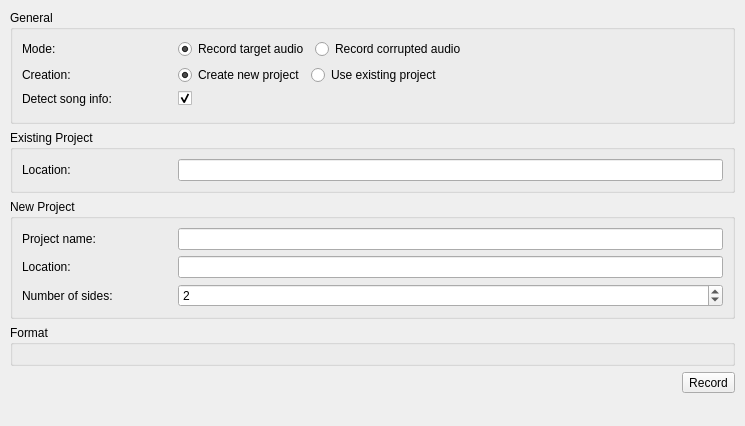
Before: the Qt Designer form code/interface/vimainwindow/forms/viprojectrecordingwidget.ui in visore/Visore, drawn with Qt 5.
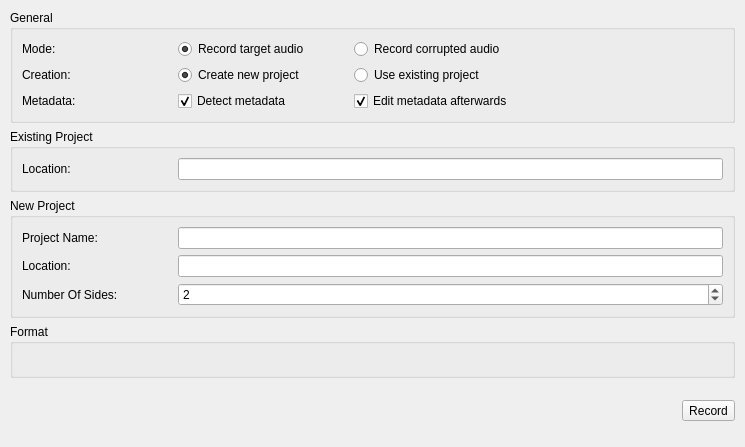
After: the same form once the commit is applied. Custom widgets are drawn as their Qt base class.

Commit message: Bug in audio coder (encode to file) fixed. Some other updates/fixes too.

What changed in the file:
```diff
--- a/code/interface/vimainwindow/forms/viprojectrecordingwidget.ui
+++ b/code/interface/vimainwindow/forms/viprojectrecordingwidget.ui
@@ -7,7 +7,7 @@
     <x>0</x>
     <y>0</y>
     <width>745</width>
-    <height>426</height>
+    <height>447</height>
    </rect>
   </property>
   <property name="maximumSize">
@@ -22,7 +22,7 @@
   <property name="styleSheet">
    <string/>
   </property>
-  <layout class="QFormLayout" name="formLayout">
+  <layout class="QGridLayout" name="gridLayout">
    <property name="leftMargin">
     <number>10</number>
    </property>
@@ -35,7 +35,275 @@
    <property name="bottomMargin">
     <number>10</number>
    </property>
-   <item row="2" column="0" colspan="2">
+   <item row="0" column="0">
+    <widget class="QGroupBox" name="groupBox_4">
+     <property name="title">
+      <string>General</string>
+     </property>
+     <layout class="QGridLayout" name="gridLayout_6">
+      <item row="4" column="0">
+       <widget class="QLabel" name="label_7">
+        <property name="minimumSize">
+         <size>
+          <width>150</width>
+          <height>0</height>
+         </size>
+        </property>
+        <property name="maximumSize">
+         <size>
+          <width>150</width>
+          <height>16777215</height>
+         </size>
+        </property>
+        <property name="text">
+         <string>Metadata:</string>
+        </property>
+       </widget>
+      </item>
+      <item row="2" column="0">
+       <widget class="QLabel" name="label_5">
+        <property name="minimumSize">
+         <size>
+          <width>150</width>
+          <height>0</height>
+         </size>
+        </property>
+        <property name="maximumSize">
+         <size>
+          <width>150</width>
+          <height>16777215</height>
+         </size>
+        </property>
+        <property name="text">
+         <string>Mode:</string>
+        </property>
+       </widget>
+      </item>
+      <item row="3" column="0">
+       <widget class="QLabel" name="label_6">
+        <property name="minimumSize">
+         <size>
+          <width>150</width>
+          <height>0</height>
+         </size>
+        </property>
+        <property name="maximumSize">
+         <size>
+          <width>150</width>
+          <height>16777215</height>
+         </size>
+        </property>
+        <property name="text">
+         <string>Creation:</string>
+        </property>
+       </widget>
+      </item>
+      <item row="4" column="1" colspan="2">
+       <widget class="QWidget" name="widget_4" native="true">
+        <layout class="QFormLayout" name="formLayout">
+         <property name="leftMargin">
+          <number>0</number>
+         </property>
+         <property name="topMargin">
+          <number>0</number>
+         </property>
+         <property name="rightMargin">
+          <number>0</number>
+         </property>
+         <property name="bottomMargin">
+          <number>0</number>
+         </property>
+         <item row="0" column="0">
+          <widget class="QCheckBox" name="detectBox">
+           <property name="sizePolicy">
+            <sizepolicy hsizetype="Minimum" vsizetype="Fixed">
+             <horstretch>0</horstretch>
+             <verstretch>0</verstretch>
+            </sizepolicy>
+           </property>
+           <property name="minimumSize">
+            <size>
+             <width>170</width>
+             <height>0</height>
+            </size>
+           </property>
+           <property name="text">
+            <string>Detect metadata</string>
+           </property>
+           <property name="checked">
+            <bool>true</bool>
+           </property>
+          </widget>
+         </item>
+         <item row="0" column="1">
+          <widget class="QCheckBox" name="editBox">
+           <property name="minimumSize">
+            <size>
+             <width>0</width>
+             <height>0</height>
+            </size>
+           </property>
+           <property name="maximumSize">
+            <size>
+             <width>16777215</width>
+             <height>16777215</height>
+            </size>
+           </property>
+           <property name="text">
+            <string>Edit metadata afterwards</string>
+           </property>
+           <property name="checked">
+            <bool>true</bool>
+           </property>
+          </widget>
+         </item>
+        </layout>
+       </widget>
+      </item>
+      <item row="2" column="1" colspan="2">
+       <widget class="QWidget" name="widget" native="true">
+        <layout class="QFormLayout" name="formLayout_4">
+         <property name="leftMargin">
+          <number>0</number>
+         </property>
+         <property name="topMargin">
+          <number>0</number>
+         </property>
+         <property name="rightMargin">
+          <number>0</number>
+         </property>
+         <property name="bottomMargin">
+          <number>0</number>
+         </property>
+         <item row="0" column="0">
+          <widget class="QRadioButton" name="targetRadioButton">
+           <property name="sizePolicy">
+            <sizepolicy hsizetype="Fixed" vsizetype="Fixed">
+             <horstretch>0</horstretch>
+             <verstretch>0</verstretch>
+            </sizepolicy>
+           </property>
+           <property name="minimumSize">
+            <size>
+             <width>170</width>
+             <height>0</height>
+            </size>
+           </property>
+           <property name="text">
+            <string>Record target audio</string>
+           </property>
+           <property name="checked">
+            <bool>true</bool>
+           </property>
+          </widget>
+         </item>
+         <item row="0" column="1">
+          <widget class="QRadioButton" name="corruptedRadioButton">
+           <property name="text">
+            <string>Record corrupted audio</string>
+           </property>
+          </widget>
+         </item>
+        </layout>
+       </widget>
+      </item>
+      <item row="3" column="1" colspan="2">
+       <widget class="QWidget" name="widget_2" native="true">
+        <layout class="QFormLayout" name="formLayout_3">
+         <property name="fieldGrowthPolicy">
+          <enum>QFormLayout::AllNonFixedFieldsGrow</enum>
+         </property>
+         <property name="leftMargin">
+          <number>0</number>
+         </property>
+         <property name="topMargin">
+          <number>0</number>
+         </property>
+         <property name="rightMargin">
+          <number>0</number>
+         </property>
+         <property name="bottomMargin">
+          <number>0</number>
+         </property>
+         <item row="0" column="0">
+          <widget class="QRadioButton" name="newRadioButton">
+           <property name="sizePolicy">
+            <sizepolicy hsizetype="Fixed" vsizetype="Fixed">
+             <horstretch>0</horstretch>
+             <verstretch>0</verstretch>
+            </sizepolicy>
+           </property>
+           <property name="minimumSize">
+            <size>
+             <width>170</width>
+             <height>0</height>
+            </size>
+           </property>
+           <property name="text">
+            <string>Create new project</string>
+           </property>
+           <property name="checked">
+            <bool>true</bool>
+           </property>
+          </widget>
+         </item>
+         <item row="0" column="1">
+          <widget class="QRadioButton" name="existingRadioButton">
+           <property name="text">
+            <string>Use existing project</string>
+           </property>
+          </widget>
+         </item>
+        </layout>
+       </widget>
+      </item>
+     </layout>
+    </widget>
+   </item>
+   <item row="1" column="0">
+    <widget class="QGroupBox" name="existingGroup">
+     <property name="title">
+      <string>Existing Project</string>
+     </property>
+     <layout class="QGridLayout" name="gridLayout_5">
+      <item row="0" column="0">
+       <widget class="QLabel" name="label_4">
+        <property name="minimumSize">
+         <size>
+          <width>150</width>
+          <height>0</height>
+         </size>
+        </property>
+        <property name="maximumSize">
+         <size>
+          <width>150</width>
+          <height>16777215</height>
+         </size>
+        </property>
+        <property name="text">
+         <string>Location:</string>
+        </property>
+       </widget>
+      </item>
+      <item row="0" column="1">
+       <widget class="ViFileBrowser" name="existingBrowser"/>
+      </item>
+     </layout>
+    </widget>
+   </item>
+   <item row="3" column="0">
+    <widget class="QGroupBox" name="groupBox_2">
+     <property name="title">
+      <string>Format</string>
+     </property>
+     <layout class="QGridLayout" name="gridLayout_3">
+      <item row="0" column="0">
+       <widget class="ViFormatWidget" name="formatWidget" native="true"/>
+      </item>
+     </layout>
+    </widget>
+   </item>
+   <item row="2" column="0">
     <widget class="QGroupBox" name="newGroup">
      <property name="title">
       <string>New Project</string>
@@ -56,7 +324,7 @@
          </size>
         </property>
         <property name="text">
-         <string>Project name:</string>
+         <string>Project Name:</string>
         </property>
        </widget>
       </item>
@@ -94,7 +362,7 @@
          </size>
         </property>
         <property name="text">
-         <string>Number of sides:</string>
+         <string>Number Of Sides:</string>
         </property>
        </widget>
       </item>
@@ -123,19 +391,7 @@
      </layout>
     </widget>
    </item>
-   <item row="3" column="0" colspan="2">
-    <widget class="QGroupBox" name="groupBox_2">
-     <property name="title">
-      <string>Format</string>
-     </property>
-     <layout class="QGridLayout" name="gridLayout_3">
-      <item row="0" column="0">
-       <widget class="ViFormatWidget" name="formatWidget" native="true"/>
-      </item>
-     </layout>
-    </widget>
-   </item>
-   <item row="4" column="0" colspan="2">
+   <item row="4" column="0">
     <widget class="QWidget" name="widget_3" native="true">
      <layout class="QGridLayout" name="gridLayout_4">
       <property name="leftMargin">
@@ -173,227 +429,6 @@
      </layout>
     </widget>
    </item>
-   <item row="1" column="0" colspan="2">
-    <widget class="QGroupBox" name="existingGroup">
-     <property name="title">
-      <string>Existing Project</string>
-     </property>
-     <layout class="QGridLayout" name="gridLayout_5">
-      <item row="0" column="0">
-       <widget class="QLabel" name="label_4">
-        <property name="minimumSize">
-         <size>
-          <width>150</width>
-          <height>0</height>
-         </size>
-        </property>
-        <property name="maximumSize">
-         <size>
-          <width>150</width>
-          <height>16777215</height>
-         </size>
-        </property>
-        <property name="text">
-         <string>Location:</string>
-        </property>
-       </widget>
-      </item>
-      <item row="0" column="1">
-       <widget class="ViFileBrowser" name="existingBrowser"/>
-      </item>
-     </layout>
-    </widget>
-   </item>
-   <item row="0" column="0" colspan="2">
-    <widget class="QGroupBox" name="groupBox_4">
-     <property name="title">
-      <string>General</string>
-     </property>
-     <layout class="QGridLayout" name="gridLayout_6">
-      <item row="2" column="0">
-       <widget class="QLabel" name="label_5">
-        <property name="minimumSize">
-         <size>
-          <width>150</width>
-          <height>0</height>
-         </size>
-        </property>
-        <property name="maximumSize">
-         <size>
-          <width>150</width>
-          <height>16777215</height>
-         </size>
-        </property>
-        <property name="text">
-         <string>Mode:</string>
-        </property>
-       </widget>
-      </item>
-      <item row="3" column="1">
-       <widget class="QWidget" name="widget_2" native="true">
-        <layout class="QGridLayout" name="gridLayout_8">
-         <property name="leftMargin">
-          <number>0</number>
-         </property>
-         <property name="topMargin">
-          <number>0</number>
-         </property>
-         <property name="rightMargin">
-          <number>0</number>
-         </property>
-         <property name="bottomMargin">
-          <number>0</number>
-         </property>
-         <item row="0" column="2">
-          <widget class="QRadioButton" name="newRadioButton">
-           <property name="text">
-            <string>Create new project</string>
-           </property>
-           <property name="checked">
-            <bool>true</bool>
-           </property>
-          </widget>
-         </item>
-         <item row="0" column="3">
-          <widget class="QRadioButton" name="existingRadioButton">
-           <property name="text">
-            <string>Use existing project</string>
-           </property>
-          </widget>
-         </item>
-         <item row="0" column="4">
-          <spacer name="horizontalSpacer_3">
-           <property name="orientation">
-            <enum>Qt::Horizontal</enum>
-           </property>
-           <property name="sizeHint" stdset="0">
-            <size>
-             <width>40</width>
-             <height>20</height>
-            </size>
-           </property>
-          </spacer>
-         </item>
-        </layout>
-       </widget>
-      </item>
-      <item row="4" column="1">
-       <widget class="QCheckBox" name="songInfoBox">
-        <property name="text">
-         <string/>
-        </property>
-        <property name="checked">
-         <bool>true</bool>
-        </property>
-       </widget>
-      </item>
-      <item row="5" column="1">
-       <widget class="QWidget" name="widget_4" native="true">
-        <layout class="QGridLayout" name="gridLayout_9">
-         <property name="leftMargin">
-          <number>0</number>
-         </property>
-         <property name="topMargin">
-          <number>0</number>
-         </property>
-         <property name="rightMargin">
-          <number>0</number>
-         </property>
-         <property name="bottomMargin">
-          <number>0</number>
-         </property>
-        </layout>
-       </widget>
-      </item>
-      <item row="4" column="0">
-       <widget class="QLabel" name="label_7">
-        <property name="minimumSize">
-         <size>
-          <width>150</width>
-          <height>0</height>
-         </size>
-        </property>
-        <property name="maximumSize">
-         <size>
-          <width>150</width>
-          <height>16777215</height>
-         </size>
-        </property>
-        <property name="text">
-         <string>Detect song info:</string>
-        </property>
-       </widget>
-      </item>
-      <item row="3" column="0">
-       <widget class="QLabel" name="label_6">
-        <property name="minimumSize">
-         <size>
-          <width>150</width>
-          <height>0</height>
-         </size>
-        </property>
-        <property name="maximumSize">
-         <size>
-          <width>150</width>
-          <height>16777215</height>
-         </size>
-        </property>
-        <property name="text">
-         <string>Creation:</string>
-        </property>
-       </widget>
-      </item>
-      <item row="2" column="1">
-       <widget class="QWidget" name="widget" native="true">
-        <layout class="QGridLayout" name="gridLayout_7">
-         <property name="leftMargin">
-          <number>0</number>
-         </property>
-         <property name="topMargin">
-          <number>0</number>
-         </property>
-         <property name="rightMargin">
-          <number>0</number>
-         </property>
-         <property name="bottomMargin">
-          <number>0</number>
-         </property>
-         <item row="0" column="1">
-          <widget class="QRadioButton" name="targetRadioButton">
-           <property name="text">
-            <string>Record target audio</string>
-           </property>
-           <property name="checked">
-            <bool>true</bool>
-           </property>
-          </widget>
-         </item>
-         <item row="0" column="2">
-          <widget class="QRadioButton" name="corruptedRadioButton">
-           <property name="text">
-            <string>Record corrupted audio</string>
-           </property>
-          </widget>
-         </item>
-         <item row="0" column="3">
-          <spacer name="horizontalSpacer_2">
-           <property name="orientation">
-            <enum>Qt::Horizontal</enum>
-           </property>
-           <property name="sizeHint" stdset="0">
-            <size>
-             <width>40</width>
-             <height>20</height>
-            </size>
-           </property>
-          </spacer>
-         </item>
-        </layout>
-       </widget>
-      </item>
-     </layout>
-    </widget>
-   </item>
   </layout>
  </widget>
  <customwidgets>
```
The commit also changes 18 other files.
